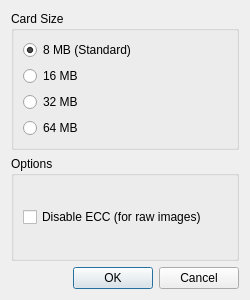
Qt form src/ui/dialogs/NewCardDialog.ui (PCSX2/myMCpp) before a commit.
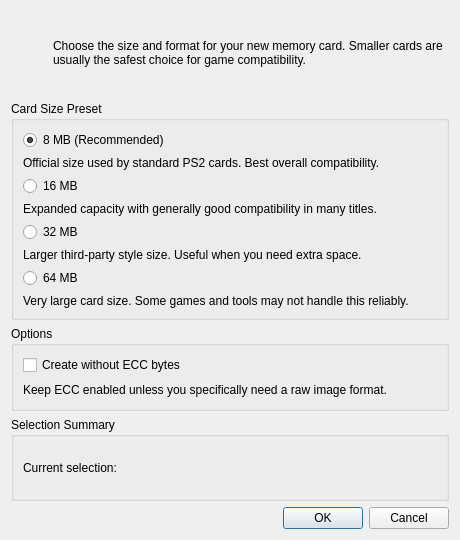
The same form after that commit.

Commit message: Qt: Add descriptions to create memory card dialog

```diff
--- a/src/ui/dialogs/NewCardDialog.ui
+++ b/src/ui/dialogs/NewCardDialog.ui
@@ -6,13 +6,13 @@
    <rect>
     <x>0</x>
     <y>0</y>
-    <width>250</width>
-    <height>300</height>
+    <width>460</width>
+    <height>540</height>
    </rect>
   </property>
   <property name="minimumSize">
    <size>
-    <width>250</width>
+    <width>430</width>
     <height>0</height>
    </size>
   </property>
@@ -23,22 +23,65 @@
    <bool>true</bool>
   </property>
   <layout class="QVBoxLayout" name="verticalLayout">
+   <item>
+    <layout class="QHBoxLayout" name="headerLayout">
+     <item>
+      <widget class="QLabel" name="introIconLabel">
+       <property name="minimumSize">
+        <size>
+         <width>36</width>
+         <height>36</height>
+        </size>
+       </property>
+       <property name="maximumSize">
+        <size>
+         <width>36</width>
+         <height>36</height>
+        </size>
+       </property>
+       <property name="text">
+        <string/>
+       </property>
+      </widget>
+     </item>
+     <item>
+      <widget class="QLabel" name="introLabel">
+       <property name="wordWrap">
+        <bool>true</bool>
+       </property>
+       <property name="text">
+        <string>Choose the size and format for your new memory card. Smaller cards are usually the safest choice for game compatibility.</string>
+       </property>
+      </widget>
+     </item>
+    </layout>
+   </item>
    <item>
     <widget class="QGroupBox" name="sizeGroup">
      <property name="title">
-      <string>Card Size</string>
+      <string>Card Size Preset</string>
      </property>
      <layout class="QVBoxLayout" name="verticalLayout_2">
       <item>
        <widget class="QRadioButton" name="size8MB">
         <property name="text">
-         <string>8 MB (Standard)</string>
+         <string>8 MB (Recommended)</string>
         </property>
         <property name="checked">
          <bool>true</bool>
         </property>
        </widget>
       </item>
+      <item>
+       <widget class="QLabel" name="size8Hint">
+        <property name="wordWrap">
+         <bool>true</bool>
+        </property>
+        <property name="text">
+         <string>Official size used by standard PS2 cards. Best overall compatibility.</string>
+        </property>
+       </widget>
+      </item>
       <item>
        <widget class="QRadioButton" name="size16MB">
         <property name="text">
@@ -46,6 +89,16 @@
         </property>
        </widget>
       </item>
+      <item>
+       <widget class="QLabel" name="size16Hint">
+        <property name="wordWrap">
+         <bool>true</bool>
+        </property>
+        <property name="text">
+         <string>Expanded capacity with generally good compatibility in many titles.</string>
+        </property>
+       </widget>
+      </item>
       <item>
        <widget class="QRadioButton" name="size32MB">
         <property name="text">
@@ -53,6 +106,16 @@
         </property>
        </widget>
       </item>
+      <item>
+       <widget class="QLabel" name="size32Hint">
+        <property name="wordWrap">
+         <bool>true</bool>
+        </property>
+        <property name="text">
+         <string>Larger third-party style size. Useful when you need extra space.</string>
+        </property>
+       </widget>
+      </item>
       <item>
        <widget class="QRadioButton" name="size64MB">
         <property name="text">
@@ -60,6 +123,16 @@
         </property>
        </widget>
       </item>
+      <item>
+       <widget class="QLabel" name="size64Hint">
+        <property name="wordWrap">
+         <bool>true</bool>
+        </property>
+        <property name="text">
+         <string>Very large card size. Some games and tools may not handle this reliably.</string>
+        </property>
+       </widget>
+      </item>
      </layout>
     </widget>
    </item>
@@ -76,7 +149,36 @@
 Some emulators require non-ECC images.</string>
         </property>
         <property name="text">
-         <string>Disable ECC (for raw images)</string>
+         <string>Create without ECC bytes</string>
+        </property>
+       </widget>
+      </item>
+      <item>
+       <widget class="QLabel" name="eccHintLabel">
+        <property name="wordWrap">
+         <bool>true</bool>
+        </property>
+        <property name="text">
+         <string>Keep ECC enabled unless you specifically need a raw image format.</string>
+        </property>
+       </widget>
+      </item>
+     </layout>
+    </widget>
+   </item>
+   <item>
+    <widget class="QGroupBox" name="selectionGroup">
+     <property name="title">
+      <string>Selection Summary</string>
+     </property>
+     <layout class="QVBoxLayout" name="verticalLayout_4">
+      <item>
+       <widget class="QLabel" name="selectionSummaryLabel">
+        <property name="wordWrap">
+         <bool>true</bool>
+        </property>
+        <property name="text">
+         <string>Current selection:</string>
         </property>
        </widget>
       </item>
```
Left out of the diff: 4 changed lines with no effect on the pictures. The commit also changes 2 other files.
